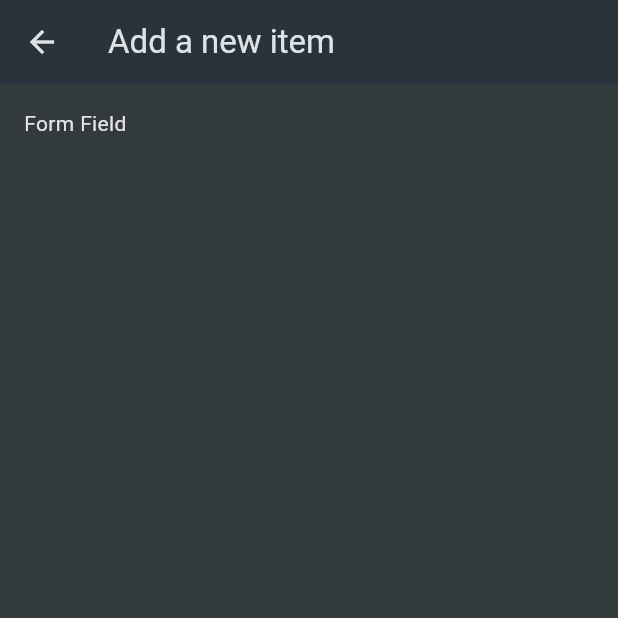
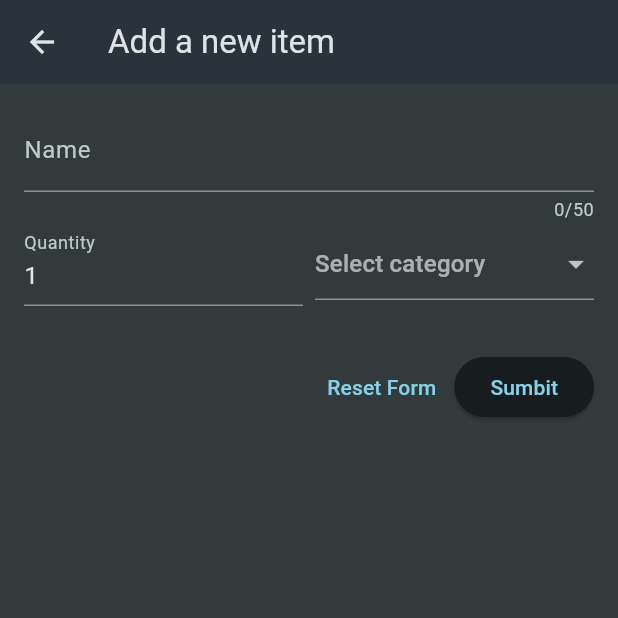
Before and after one commit to KishnaBansal/ShoppingList_App, a Flutter app: the NewItem screen opened directly, on a phone screen of 412 x 824 dp, the top half of it. Run offline on Flutter 3.47's test engine with Material 3 defaults, Android fonts, the phone set to English and light mode, and no system bars.

Commit message:
made a new page for new item using Form widget and using input widgets according to it which helps in getting extra features like initial value and more

```diff
--- a/lib/widgets/new_item.dart
+++ b/lib/widgets/new_item.dart
@@ -1,4 +1,6 @@
 import 'package:flutter/material.dart';
+import 'package:shopping_list_app/data/categories.dart';
+import 'package:shopping_list_app/models/category.dart';
 
 class NewItem extends StatefulWidget {
   const NewItem({super.key});
@@ -14,9 +16,74 @@ class _NewItem extends State<NewItem> {
       appBar: AppBar(
         title: const Text("Add a new item"),
       ),
-      body: const Padding(
-        padding: EdgeInsets.all(16),
-        child: Text("Form Field"),
+      body: Padding(
+        padding: const EdgeInsets.all(16),
+        child: Form(
+          child: Column(
+            crossAxisAlignment: CrossAxisAlignment.end,
+            children: [
+              TextFormField(
+                maxLength: 50,
+                decoration: const InputDecoration(
+                  label: Text("Name"),
+                ),
+                validator: (value) {
+                  return 'Demo...';
+                },
+              ),
+              Row(
+                children: [
+                  Expanded(
+                    child: TextFormField(
+                      decoration: const InputDecoration(
+                        label: Text("Quantity"),
+                      ),
+                      initialValue: '1',
+                    ),
+                  ),
+                  const SizedBox(width: 8),
+                  Expanded(
+                    child: DropdownButtonFormField(
+                      hint: const Text("Select category"),
+                      items: [
+                        for (final category in categories.entries)
+                          DropdownMenuItem(
+                            value: category.value,
+                            child: Row(
+                              children: [
+                                Container(
+                                  width: 16,
+                                  height: 16,
+                                  color: category.value.color,
+                                ),
+                                const SizedBox(width: 6),
+                                Text(category.value.title)
+                              ],
+                            ),
+                          ),
+                      ],
+                      onChanged: (value) {},
+                    ),
+                  ),
+                ],
+              ),
+              const SizedBox(height: 30),
+              Row(
+                mainAxisAlignment: MainAxisAlignment.end,
+                children: [
+                  TextButton(
+                    onPressed: () {},
+                    child: const Text("Reset Form"),
+                  ),
+                  ElevatedButton(
+                    onPressed: () {},
+                    child: const Text("Sumbit"),
+                  ),
+                ],
+              )
+            ],
+          ),
+        ),
       ),
     );
   }
```
